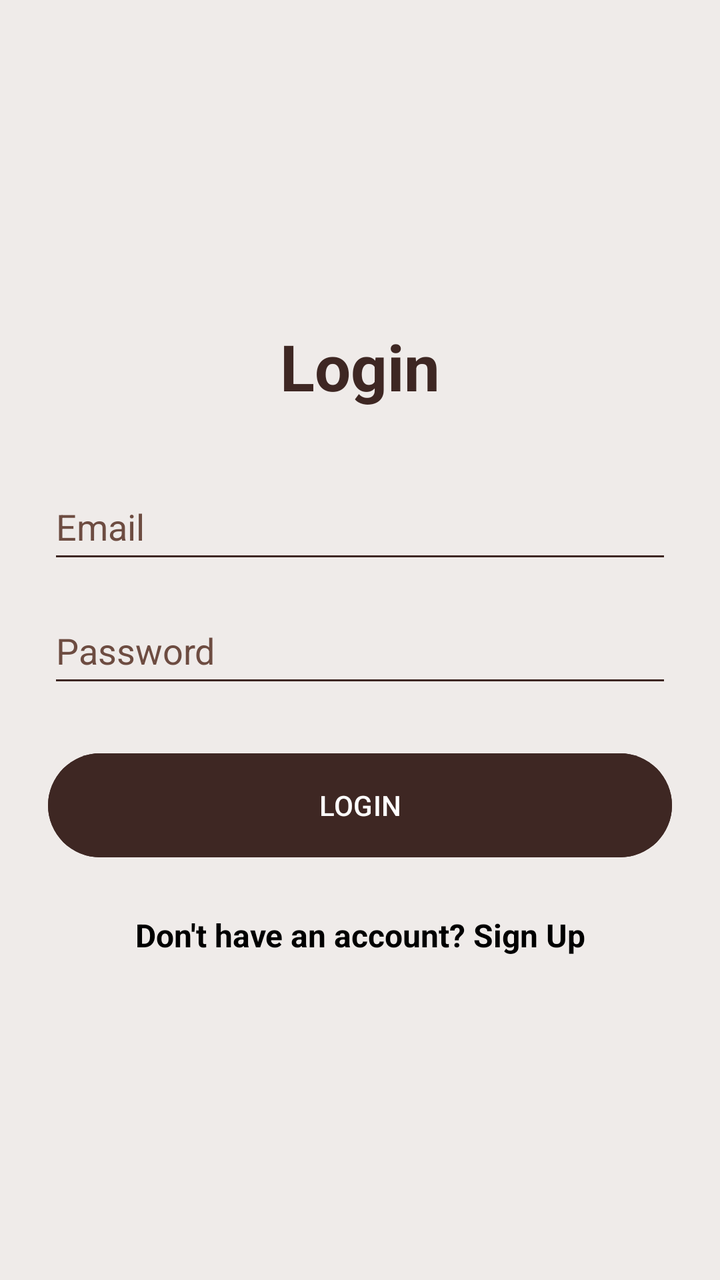
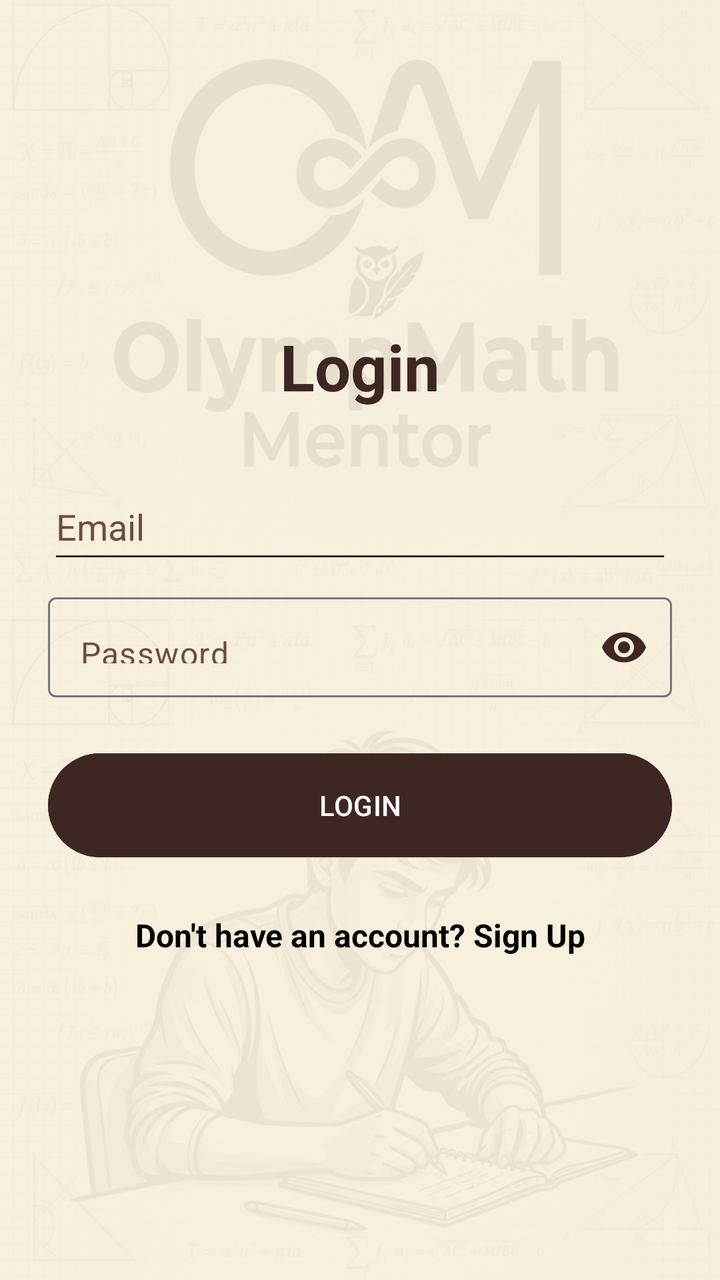

Compare the two renders of this Android layout. The source of the first and the diff that turns it into the second are given below.
<!-- AndroidManifest.xml: application theme Theme.OlympMathMentor -->
<!-- res/layout/activity_login.xml -->
<?xml version="1.0" encoding="utf-8"?>
<ScrollView xmlns:android="http://schemas.android.com/apk/res/android"
    android:layout_width="match_parent"
    android:layout_height="match_parent"
    android:background="@color/soft_beige"
    android:fillViewport="true">

    <LinearLayout
        android:layout_width="match_parent"
        android:layout_height="wrap_content"
        android:gravity="center_vertical"
        android:orientation="vertical"
        android:padding="24dp">

        <TextView
            android:layout_width="match_parent"
            android:layout_height="wrap_content"
            android:layout_marginBottom="32dp"
            android:gravity="center"
            android:text="Login"
            android:textColor="@color/deep_brown"
            android:textSize="32sp"
            android:textStyle="bold" />

        <EditText
            android:id="@+id/etLoginEmail"
            android:layout_width="match_parent"
            android:layout_height="50dp"
            android:layout_marginBottom="12dp"
            android:backgroundTint="@color/deep_brown"
            android:hint="Email"
            android:inputType="textEmailAddress"
            android:textColor="#000000"
            android:textColorHint="#6D4C41" />

        <EditText
            android:id="@+id/etLoginPassword"
            android:layout_width="match_parent"
            android:layout_height="50dp"
            android:layout_marginBottom="24dp"
            android:backgroundTint="@color/deep_brown"
            android:hint="Password"
            android:inputType="textPassword"
            android:textColor="#000000"
            android:textColorHint="#6D4C41" />

        <Button
            android:id="@+id/btnLogin"
            android:layout_width="match_parent"
            android:layout_height="60dp"
            android:layout_marginBottom="24dp"
            android:backgroundTint="@color/deep_brown"
            android:text="LOGIN"
            android:textColor="#FFFFFF" />

        <TextView
            android:id="@+id/tvGoToSignUp"
            android:layout_width="match_parent"
            android:layout_height="wrap_content"
            android:gravity="center"
            android:text="Don't have an account? Sign Up"
            android:textColor="#000000"
            android:textSize="16sp"
            android:textStyle="bold" />

    </LinearLayout>
</ScrollView>
<!-- resources referenced by this layout -->
<resources>
  <color name="deep_brown">#3E2723</color>
  <color name="soft_beige">#EFEBE9</color>
  <style name="Theme.OlympMathMentor" parent="Base.Theme.OlympMathMentor" />
  <style name="Base.Theme.OlympMathMentor" parent="Theme.Material3.DayNight.NoActionBar">
          
          
      </style>
</resources>

<!-- the commit's change to res/layout/activity_login.xml (unified diff, before → after) -->
@@ -1,13 +1,17 @@
 <?xml version="1.0" encoding="utf-8"?>
 <ScrollView xmlns:android="http://schemas.android.com/apk/res/android"
+    xmlns:app="http://schemas.android.com/apk/res-auto"
     android:layout_width="match_parent"
     android:layout_height="match_parent"
-    android:background="@color/soft_beige"
+    android:background="@drawable/login"
     android:fillViewport="true">
 
     <LinearLayout
         android:layout_width="match_parent"
         android:layout_height="wrap_content"
+        android:layout_gravity="center"
+        android:layout_margin="24dp"
+        android:background="#E6FAF3E0"
         android:gravity="center_vertical"
         android:orientation="vertical"
         android:padding="24dp">
@@ -33,16 +37,25 @@
             android:textColor="#000000"
             android:textColorHint="#6D4C41" />
 
-        <EditText
-            android:id="@+id/etLoginPassword"
+        <com.google.android.material.textfield.TextInputLayout
             android:layout_width="match_parent"
-            android:layout_height="50dp"
+            android:layout_height="wrap_content"
             android:layout_marginBottom="24dp"
-            android:backgroundTint="@color/deep_brown"
-            android:hint="Password"
-            android:inputType="textPassword"
-            android:textColor="#000000"
-            android:textColorHint="#6D4C41" />
+            app:hintEnabled="false"
+            app:endIconMode="password_toggle"
+            app:endIconTint="@color/deep_brown">
+
+            <EditText
+                android:id="@+id/etLoginPassword"
+                android:layout_width="match_parent"
+                android:layout_height="50dp"
+                android:backgroundTint="@color/deep_brown"
+                android:hint="Password"
+                android:inputType="textPassword"
+                android:textColor="#000000"
+                android:textColorHint="#6D4C41" />
+
+        </com.google.android.material.textfield.TextInputLayout>
 
         <Button
             android:id="@+id/btnLogin"
<!-- resource entries referenced after the edit -->
@@ -1,7 +1,7 @@
 <!-- resources referenced by this layout -->
 <resources>
   <color name="deep_brown">#3E2723</color>
-  <color name="soft_beige">#EFEBE9</color>
+  <!-- drawable login: png bitmap (drawable, 175043 bytes) -->
   <style name="Theme.OlympMathMentor" parent="Base.Theme.OlympMathMentor" />
   <style name="Base.Theme.OlympMathMentor" parent="Theme.Material3.DayNight.NoActionBar">
           
